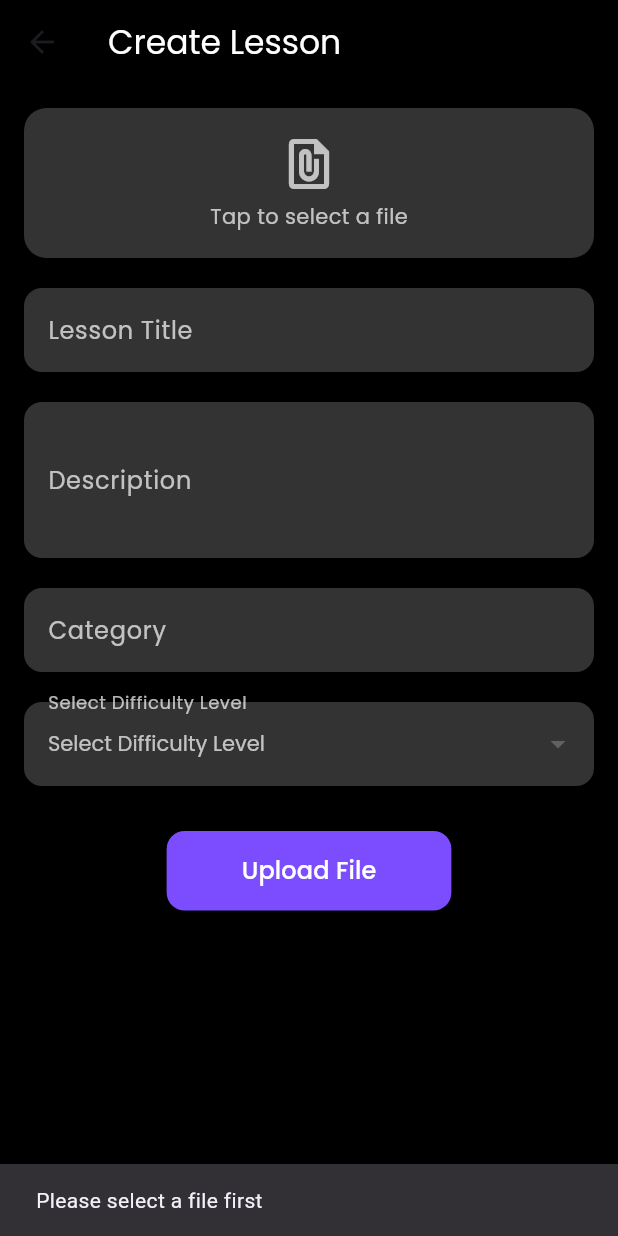
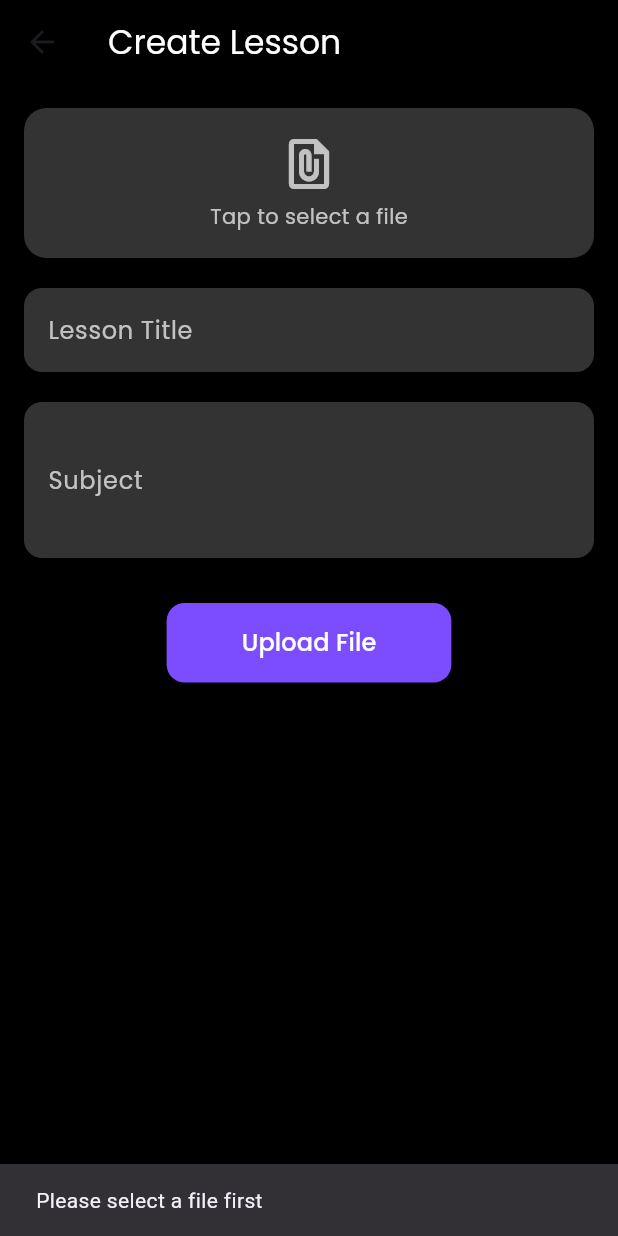
Before and after one commit to ryder2003/Lexio, a Flutter app: the CreateLessonPage screen opened directly, after a tap on "Upload File", on a phone screen of 412 x 824 dp. Run offline on Flutter 3.47's test engine with Material 3 defaults, Android fonts, the phone set to English and light mode, and no system bars; our stand-ins replace cloud_firestore, file_picker, firebase_auth, firebase_core, firebase_storage, flutter_colorpicker and 5 more; missing offline and left inert: dart:ffi; accounts and stored records are empty; network calls fail.

Commit message:
changed parameters for image generation andadded subject in function as parameter

```diff
--- a/lib/api/apis.dart
+++ b/lib/api/apis.dart
@@ -94,7 +94,7 @@ class APIs {
   }
 
   //For image generation for adhd people
-  static Future<String> getAdhdImage(String lessonContent) async {
+  static Future<String> getAdhdImage(String lessonContent, String subject) async {
     final cachedUrl = await PreferencesHelper.getCachedAdhdImage(lessonContent);
     if (cachedUrl != null) return cachedUrl;
 
@@ -102,14 +102,16 @@ class APIs {
     final uuid = Uuid();
     String randomId = uuid.v4();
     final response = await post(
-      Uri.parse('https://gsc-backend-959284675740.asia-south1.run.app/imagen'),
+      Uri.parse('https://gsc-backend-959284675740.asia-south1.run.app/story-mode'),
       headers: {
         'Content-Type': 'application/json',
       },
       body: jsonEncode({
-        "userId" : user?.uid,
+        "userId" : me.id,
         "lessonId" : randomId,
-        "prompt": lessonContent
+        "prompt": lessonContent,
+        "subject": subject,
+        "level": me.classType
        }),
     );
     if (response.statusCode == 200) {
--- a/lib/main.dart
+++ b/lib/main.dart
@@ -1,9 +1,6 @@
 import 'package:firebase_core/firebase_core.dart';
 import 'package:flutter/material.dart';
 import 'package:flutter/services.dart';
-import 'package:gsccsg/screens/Login.dart';
-import 'package:gsccsg/screens/homepage.dart';
-import 'package:gsccsg/screens/login_form.dart';
 import 'package:gsccsg/screens/splash_screen.dart';
 import 'firebase_options.dart';
 
@@ -36,7 +33,7 @@ class MyApp extends StatelessWidget {
         colorScheme: ColorScheme.fromSeed(seedColor: Colors.deepPurple),
         useMaterial3: true,
       ),
-      home: SplashScreen()
+      home: const SplashScreen()
     );
   }
 }
--- a/lib/model/locals.dart
+++ b/lib/model/locals.dart
@@ -11,18 +11,14 @@ class PreferencesHelper {
   // Lesson Management ---------------------------------------------------------
   static Future<void> saveLessonDetails({
     required String title,
-    required String description,
-    required String category,
-    required String difficulty,
+    required String subject,
     required String uploadResponse,
     required String filePath,
   }) async {
     final prefs = await SharedPreferences.getInstance();
     final newLesson = {
       'title': title,
-      'description': description,
-      'category': category,
-      'difficulty': difficulty,
+      'subject': subject,
       'uploadResponse': uploadResponse,
       'filePath': filePath,
       'createdAt': DateTime.now().toIso8601String(),
--- a/lib/screens/create_lesson.dart
+++ b/lib/screens/create_lesson.dart
@@ -10,21 +10,21 @@ import 'dart:io';
 import '../model/locals.dart';
 
 class CreateLessonPage extends StatefulWidget {
+  const CreateLessonPage({super.key});
+
   @override
   _CreateLessonPageState createState() => _CreateLessonPageState();
 }
 
 class _CreateLessonPageState extends State<CreateLessonPage> {
   final TextEditingController _titleController = TextEditingController();
-  final TextEditingController _descriptionController = TextEditingController();
-  final TextEditingController _categoryController = TextEditingController();
-  String? _selectedDifficulty;
+  final TextEditingController _subjectController = TextEditingController();
   File? _selectedFile;
   String? _fileName;
   bool _isUploading = false;
 
   Future<String> _uploadFileAndGetResponse(
-      String title, String description, String category, String? difficulty) async {
+      String title, String subject) async {
     if (_selectedFile == null) throw Exception("No file selected");
 
     setState(() => _isUploading = true);
@@ -35,9 +35,7 @@ class _CreateLessonPageState extends State<CreateLessonPage> {
 
       request.files.add(await http.MultipartFile.fromPath("image", _selectedFile!.path));
       request.fields["lesson_title"] = title;
-      request.fields["description"] = description;
-      request.fields["category"] = category;
-      request.fields["difficulty"] = difficulty ?? "Beginner";
+      request.fields["subject"] = subject;
 
       var streamedResponse = await request.send();
       var response = await http.Response.fromStream(streamedResponse);
@@ -48,9 +46,7 @@ class _CreateLessonPageState extends State<CreateLessonPage> {
 
         await PreferencesHelper.saveLessonDetails(
           title: title,
-          description: description,
-          category: category,
-          difficulty: difficulty ?? "Beginner",
+          subject: subject,
           uploadResponse: responseString,
           filePath: _selectedFile!.path,
         );
@@ -88,9 +84,9 @@ class _CreateLessonPageState extends State<CreateLessonPage> {
         elevation: 0,
       ),
       body: _isUploading
-          ? Center(child: CircularProgressIndicator())
+          ? const Center(child: CircularProgressIndicator())
           : SingleChildScrollView(
-        padding: EdgeInsets.all(16),
+        padding: const EdgeInsets.all(16),
         child: Column(
           crossAxisAlignment: CrossAxisAlignment.center,
           children: [
@@ -108,65 +104,45 @@ class _CreateLessonPageState extends State<CreateLessonPage> {
                       ? Column(
                     mainAxisAlignment: MainAxisAlignment.center,
                     children: [
-                      Icon(Icons.file_present, size: 40, color: Colors.white70),
-                      SizedBox(height: 5),
+                      const Icon(Icons.file_present, size: 40, color: Colors.white70),
+                      const SizedBox(height: 5),
                       Text("Tap to select a file", style: GoogleFonts.poppins(color: Colors.white70)),
                     ],
                   )
                       : Column(
                     mainAxisAlignment: MainAxisAlignment.center,
                     children: [
-                      Icon(Icons.check_circle, size: 40, color: Colors.green),
-                      SizedBox(height: 5),
+                      const Icon(Icons.check_circle, size: 40, color: Colors.green),
+                      const SizedBox(height: 5),
                       Text("Selected: $_fileName", style: GoogleFonts.poppins(color: Colors.white70)),
                     ],
                   ),
                 ),
               ),
             ),
-            SizedBox(height: 20),
+            const SizedBox(height: 20),
             TextField(
               controller: _titleController,
-              style: TextStyle(color: Colors.white),
+              style: const TextStyle(color: Colors.white),
               decoration: _inputDecoration("Lesson Title"),
             ),
-            SizedBox(height: 20),
+            const SizedBox(height: 20),
             TextField(
-              controller: _descriptionController,
-              style: TextStyle(color: Colors.white),
+              controller: _subjectController,
+              style: const TextStyle(color: Colors.white),
               maxLines: 3,
-              decoration: _inputDecoration("Description"),
+              decoration: _inputDecoration("Subject"),
             ),
-            SizedBox(height: 20),
-            TextField(
-              controller: _categoryController,
-              style: TextStyle(color: Colors.white),
-              decoration: _inputDecoration("Category"),
-            ),
-            SizedBox(height: 20),
-            DropdownButtonFormField<String>(
-              dropdownColor: Colors.black,
-              style: GoogleFonts.poppins(color: Colors.white),
-              decoration: _inputDecoration("Select Difficulty Level"),
-              items: ["Beginner", "Intermediate", "Advanced"]
-                  .map((level) => DropdownMenuItem(value: level, child: Text(level)))
-                  .toList(),
-              onChanged: (value) {
-                setState(() {
-                  _selectedDifficulty = value;
-                });
-              },
-              hint: Text("Select Difficulty Level", style: GoogleFonts.poppins(color: Colors.white70)),
-            ),
-            SizedBox(height: 30),
+
+
+
+            const SizedBox(height: 30),
             ElevatedButton(
               onPressed: () async {
                 if (_selectedFile != null) {
                   final responseFuture = _uploadFileAndGetResponse(
                     _titleController.text,
-                    _descriptionController.text,
-                    _categoryController.text,
-                    _selectedDifficulty,
+                    _subjectController.text,
                   );
 
                   Navigator.push(
@@ -174,18 +150,19 @@ class _CreateLessonPageState extends State<CreateLessonPage> {
                     MaterialPageRoute(
                       builder: (_) => ResultsPage(
                         user: APIs.me,
+                        subject: _subjectController.text,
                         futureFileSummary: responseFuture,
                       ),
                     ),
                   );
                 } else {
                   ScaffoldMessenger.of(context).showSnackBar(
-                    SnackBar(content: Text("Please select a file first")),
+                    const SnackBar(content: Text("Please select a file first")),
                   );
                 }
               },
               style: ElevatedButton.styleFrom(
-                padding: EdgeInsets.symmetric(horizontal: 50, vertical: 15),
+                padding: const EdgeInsets.symmetric(horizontal: 50, vertical: 15),
                 backgroundColor: Colors.deepPurpleAccent,
                 shape: RoundedRectangleBorder(borderRadius: BorderRadius.circular(12)),
               ),
--- a/lib/screens/homepage.dart
+++ b/lib/screens/homepage.dart
@@ -334,6 +334,7 @@ class _HomePageState extends State<HomePage> {
                         builder: (_) => ResultsPage(
                           user: APIs.me,
                           file: lesson["response"],
+                          subject: lesson["subject"],
                         ),
                       ),
                     );
--- a/lib/screens/results_page.dart
+++ b/lib/screens/results_page.dart
@@ -4,19 +4,20 @@ import 'package:gsccsg/model/my_user.dart';
 import 'package:gsccsg/screens/homepage.dart';
 import 'package:flutter_colorpicker/flutter_colorpicker.dart';
 import 'package:shared_preferences/shared_preferences.dart';
-
 import '../api/apis.dart';
 import 'chat_screen.dart';
 
 class ResultsPage extends StatefulWidget {
   final MyUser user;
   final String? file;
+  final String subject;
   final Future<String>? futureFileSummary;
 
   const ResultsPage({
     super.key,
     required this.user,
     this.file,
+    required this.subject,
     this.futureFileSummary,
   });
 
@@ -467,7 +468,7 @@ class _ResultsPageState extends State<ResultsPage> {
 
                 if (hasADHD) {
                   return FutureBuilder<String>(
-                    future: APIs.getAdhdImage(fileContent),
+                    future: APIs.getAdhdImage(fileContent, widget.subject),
                     builder: (context, imageSnapshot) {
                       // Handle loading state
                       if (imageSnapshot.connectionState == ConnectionState.waiting) {
@@ -582,8 +583,8 @@ class _ResultsPageState extends State<ResultsPage> {
                                 builder: (_) => ChatScreen(initialLesson: fileContent, user: widget.user),
                               ),
                             ),
-                            child: Text('Ask Questions'),
-                          ) : SizedBox.shrink(),
+                            child: const Text('Ask Questions'),
+                          ) : const SizedBox.shrink(),
 
                         const SizedBox(height: 30),
                         SafeArea(
```
